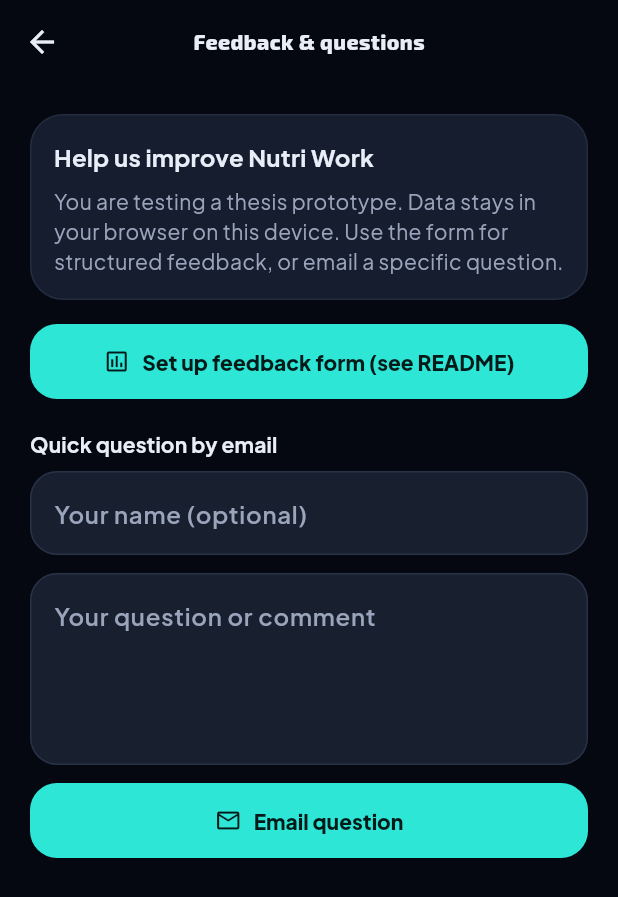
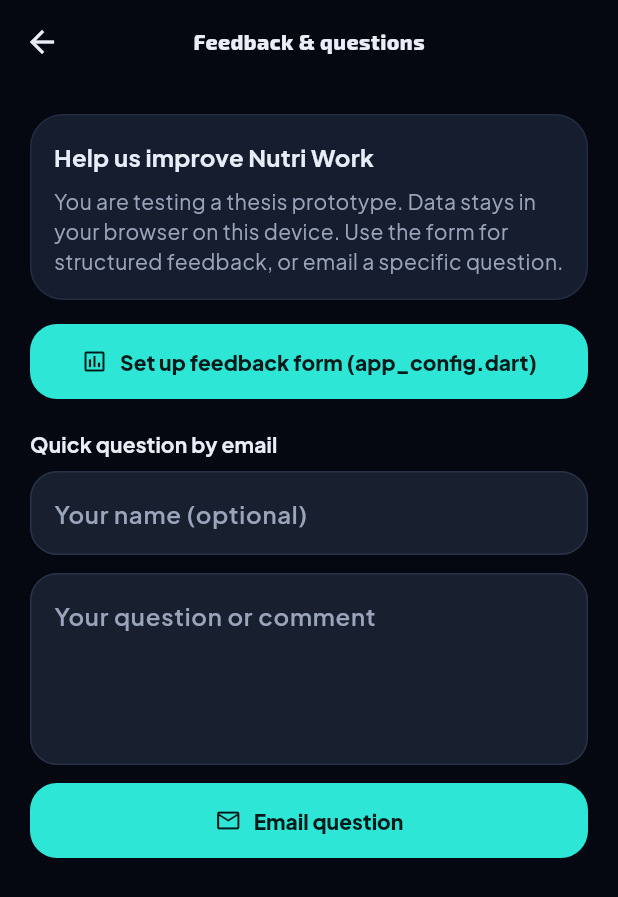
Before and after one commit to KyleFarrugia2/NutriAppMiniThesis, a Flutter app: the FeedbackScreen screen opened directly, on a phone screen of 412 x 824 dp. Shown: the top 897 px of the screen. Run offline on Flutter 3.47's test engine with Material 3 defaults, Android fonts, the phone set to English and light mode, and no system bars; our stand-ins replace google_fonts, shared_preferences; accounts and stored records are empty.

Commit message:
Remove all Markdown documentation files
Deleted README, DEPLOY, datasets README, and iOS asset README. Updated references in feedback screen and IEEE paper.

```diff
--- a/lib/screens/feedback_screen.dart
+++ b/lib/screens/feedback_screen.dart
@@ -158,7 +158,7 @@
             label: Text(
               AppConfig.hasFeedbackForm
                   ? 'Open feedback form'
-                  : 'Set up feedback form (see README)',
+                  : 'Set up feedback form (app_config.dart)',
             ),
           ),
           const SizedBox(height: 20),
```
Also changed, not shown: 6 other files.
